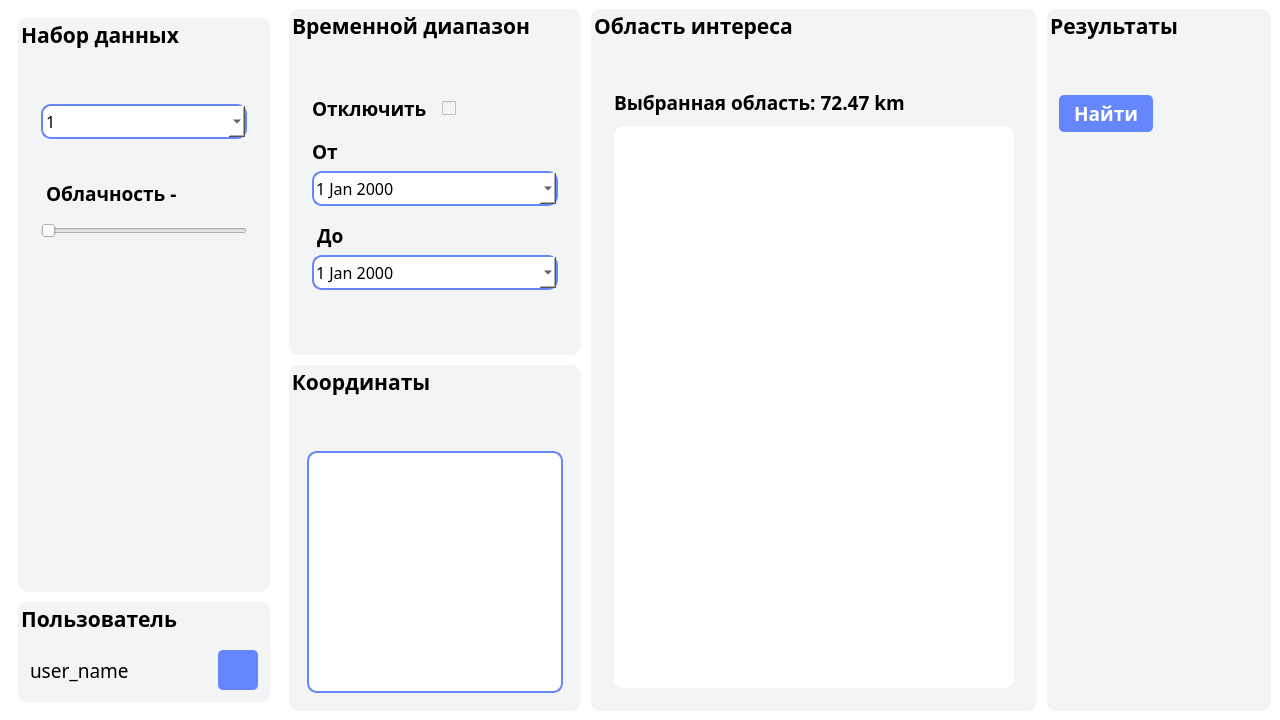
Quitzero/Diplom, file ui/mainWindow.ui: the form before one commit.
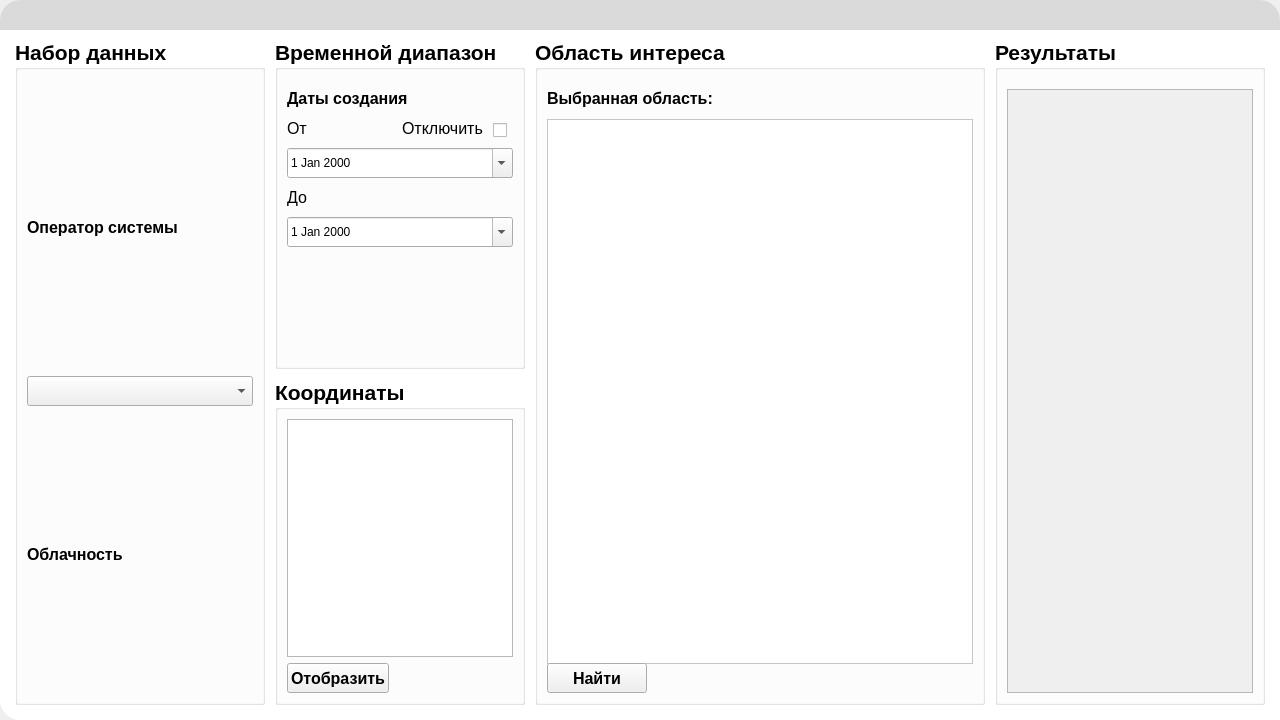
The form after the commit. Icons and pictures are not drawn.

What changed in the file:
```diff
--- a/ui/mainWindow.ui
+++ b/ui/mainWindow.ui
@@ -12,39 +12,251 @@
   </property>
   <property name="minimumSize">
    <size>
-    <width>1280</width>
-    <height>720</height>
+    <width>800</width>
+    <height>600</height>
    </size>
   </property>
   <property name="windowTitle">
    <string>MainWindow</string>
   </property>
   <property name="styleSheet">
-   <string notr="true">background-color: rgb(255, 255, 255);</string>
+   <string notr="true"/>
   </property>
   <widget class="QWidget" name="centralwidget">
+   <property name="styleSheet">
+    <string notr="true">QWidget#centralwidget{
+border-top-left-radius: 20px;
+border-top-right-radius: 20px;
+border-bottom-left-radius: 20px;
+border-bottom-right-radius: 0;
+	background-color: rgb(255, 255, 255);
+}</string>
+   </property>
    <layout class="QHBoxLayout" name="horizontalLayout">
     <property name="spacing">
-     <number>10</number>
+     <number>0</number>
+    </property>
+    <property name="leftMargin">
+     <number>0</number>
+    </property>
+    <property name="topMargin">
+     <number>0</number>
+    </property>
+    <property name="rightMargin">
+     <number>0</number>
+    </property>
+    <property name="bottomMargin">
+     <number>0</number>
     </property>
     <item>
-     <widget class="QWidget" name="widget_1" native="true">
+     <widget class="QWidget" name="header" native="true">
       <property name="minimumSize">
        <size>
-        <width>270</width>
+        <width>0</width>
         <height>0</height>
        </size>
       </property>
-      <property name="maximumSize">
-       <size>
-        <width>320</width>
-        <height>16777215</height>
-       </size>
+      <property name="styleSheet">
+       <string notr="true"/>
       </property>
       <layout class="QVBoxLayout" name="verticalLayout">
        <property name="spacing">
+        <number>0</number>
+       </property>
+       <property name="leftMargin">
+        <number>0</number>
+       </property>
+       <property name="topMargin">
+        <number>0</number>
+       </property>
+       <property name="rightMargin">
+        <number>0</number>
+       </property>
+       <property name="bottomMargin">
+        <number>0</number>
+       </property>
+       <item>
+        <widget class="QWidget" name="title_bar" native="true">
+         <property name="minimumSize">
+          <size>
+           <width>0</width>
+           <height>0</height>
+          </size>
+         </property>
+         <property name="maximumSize">
+          <size>
+           <width>16777215</width>
+           <height>30</height>
+          </size>
+         </property>
+         <property name="styleSheet">
+          <string notr="true">QWidget#title_bar{
+border-top-left-radius: 20px;
+border-top-right-radius: 20px;
+background-color: rgb(218, 218, 218);
+}
+QPushButton#close_btn{
+background-image: url(:/images/close_black.png);
+border-radius: 5px;
+background-repeat: no-repeat;
+background-position: center;
+}
+QPushButton#close_btn:hover{
+background-image: url(:/images/close_white.png);
+background-color: rgba(0, 0, 0, 100);
+}
+QPushButton#collapse_btn{
+background-image: url(:/images/minus_black.png);
+border-radius: 5px;
+background-repeat: no-repeat;
+background-position: center;
+}
+QPushButton#collapse_btn:hover{
+background-image: url(:/images/minus_white.png);
+background-color: rgba(0, 0, 0, 100);
+}
+QPushButton#changeSize_btn{
+background-image: url(:/images/minimize_balck.png);
+border-radius: 5px;
+background-repeat: no-repeat;
+background-position: center;
+}
+QPushButton#changeSize_btn:hover{
+background-image: url(:/images/minimize_white.png);
+background-color: rgba(0, 0, 0, 100);
+}</string>
+         </property>
+         <layout class="QHBoxLayout" name="horizontalLayout_2">
+          <property name="spacing">
+           <number>30</number>
+          </property>
+          <property name="leftMargin">
+           <number>25</number>
+          </property>
+          <property name="topMargin">
+           <number>5</number>
+          </property>
+          <property name="rightMargin">
+           <number>15</number>
+          </property>
+          <property name="bottomMargin">
+           <number>5</number>
+          </property>
+          <item>
+           <spacer name="horizontalSpacer">
+            <property name="orientation">
+             <enum>Qt::Horizontal</enum>
+            </property>
+            <property name="sizeHint" stdset="0">
+             <size>
+              <width>40</width>
+              <height>20</height>
+             </size>
+            </property>
+           </spacer>
+          </item>
+          <item>
+           <widget class="QPushButton" name="collapse_btn">
+            <property name="minimumSize">
+             <size>
+              <width>20</width>
+              <height>20</height>
+             </size>
+            </property>
+            <property name="maximumSize">
+             <size>
+              <width>16</width>
+              <height>16</height>
+             </size>
+            </property>
+            <property name="font">
+             <font>
+              <pointsize>12</pointsize>
+              <weight>75</weight>
+              <bold>true</bold>
+             </font>
+            </property>
+            <property name="text">
+             <string/>
+            </property>
+           </widget>
+          </item>
+          <item>
+           <widget class="QPushButton" name="changeSize_btn">
+            <property name="minimumSize">
+             <size>
+              <width>20</width>
+              <height>20</height>
+             </size>
+            </property>
+            <property name="maximumSize">
+             <size>
+              <width>16</width>
+              <height>16</height>
+             </size>
+            </property>
+            <property name="font">
+             <font>
+              <pointsize>12</pointsize>
+              <weight>75</weight>
+              <bold>true</bold>
+             </font>
+            </property>
+            <property name="styleSheet">
+             <string notr="true"/>
+            </property>
+            <property name="text">
+             <string/>
+            </property>
+           </widget>
+          </item>
+          <item>
+           <widget class="QPushButton" name="close_btn">
+            <property name="minimumSize">
+             <size>
+              <width>20</width>
+              <height>20</height>
+             </size>
+            </property>
+            <property name="maximumSize">
+             <size>
+              <width>16</width>
+              <height>16</height>
+             </size>
+            </property>
+            <property name="font">
+             <font>
+              <pointsize>12</pointsize>
+              <weight>75</weight>
+              <bold>true</bold>
+             </font>
+            </property>
+            <property name="text">
+             <string/>
+            </property>
+           </widget>
+          </item>
+         </layout>
+        </widget>
+       </item>
+       <item>
+        <widget class="QWidget" name="menu" native="true">
+         <property name="styleSheet">
+          <string notr="true"/>
+         </property>
+         <layout class="QHBoxLayout" name="horizontalLayout_3">
+          <property name="spacing">
         <number>10</number>
        </property>
+          <property name="leftMargin">
+           <number>15</number>
+          </property>
+          <property name="rightMargin">
+           <number>15</number>
+          </property>
+          <property name="bottomMargin">
+           <number>15</number>
+          </property>
        <item>
         <widget class="QGroupBox" name="Data_Collection">
          <property name="minimumSize">
@@ -55,230 +267,85 @@
          </property>
          <property name="maximumSize">
           <size>
-           <width>320</width>
+              <width>300</width>
            <height>16777215</height>
           </size>
          </property>
          <property name="font">
           <font>
-           <family>Malgun Gothic</family>
            <pointsize>16</pointsize>
            <weight>75</weight>
            <bold>true</bold>
           </font>
          </property>
          <property name="styleSheet">
-          <string notr="true">background-color: rgb(243, 244, 246);
-border-radius:10px;</string>
+             <string notr="true"/>
          </property>
          <property name="title">
           <string>Набор данных</string>
          </property>
-         <layout class="QVBoxLayout" name="verticalLayout_4">
+            <layout class="QVBoxLayout" name="verticalLayout_3">
           <property name="spacing">
-           <number>6</number>
-          </property>
-          <property name="leftMargin">
-           <number>20</number>
+              <number>10</number>
           </property>
           <property name="topMargin">
-           <number>50</number>
-          </property>
-          <property name="rightMargin">
-           <number>20</number>
-          </property>
-          <property name="bottomMargin">
-           <number>20</number>
-          </property>
+              <number>19</number>
+             </property>
+             <item>
+              <widget class="QLabel" name="satellite_text">
+               <property name="font">
+                <font>
+                 <pointsize>12</pointsize>
+                 <weight>75</weight>
+                 <bold>true</bold>
+                </font>
+               </property>
+               <property name="text">
+                <string>Оператор системы</string>
+               </property>
+              </widget>
+             </item>
           <item>
            <widget class="QComboBox" name="satellite_comboBox">
             <property name="minimumSize">
              <size>
               <width>0</width>
-              <height>35</height>
-             </size>
-            </property>
-            <property name="font">
-             <font>
-              <family>Malgun Gothic</family>
-              <pointsize>12</pointsize>
-             </font>
-            </property>
-            <property name="styleSheet">
-             <string notr="true">QComboBox{
-background-color: rgb(255, 255, 255);
-background-color: rgb(255, 255, 255);
-border: 2px solid rgb(102, 134, 253);
-}
-
-
-
-</string>
-            </property>
-            <item>
-             <property name="text">
-              <string>1</string>
-             </property>
-            </item>
-            <item>
-             <property name="text">
-              <string>2</string>
-             </property>
-            </item>
-            <item>
-             <property name="text">
-              <string>3</string>
-             </property>
-            </item>
+                 <height>30</height>
+                </size>
+               </property>
+               <property name="cursor">
+                <cursorShape>PointingHandCursor</cursorShape>
+               </property>
            </widget>
           </item>
           <item>
            <widget class="QLabel" name="clouds_text">
             <property name="font">
              <font>
-              <family>Malgun Gothic</family>
-              <pointsize>14</pointsize>
+                 <pointsize>12</pointsize>
               <weight>75</weight>
               <bold>true</bold>
              </font>
             </property>
-            <property name="styleSheet">
-             <string notr="true">margin-top:35px;
-margin-bottom:10px;</string>
-            </property>
             <property name="text">
-             <string>Облачность - </string>
+                <string>Облачность</string>
             </property>
            </widget>
           </item>
-          <item>
-           <widget class="QSlider" name="cloud_Slider">
-            <property name="maximum">
-             <number>100</number>
-            </property>
-            <property name="orientation">
-             <enum>Qt::Horizontal</enum>
-            </property>
-           </widget>
-          </item>
-          <item>
-           <spacer name="verticalSpacer">
-            <property name="orientation">
-             <enum>Qt::Vertical</enum>
-            </property>
-            <property name="sizeHint" stdset="0">
-             <size>
-              <width>20</width>
-              <height>40</height>
-             </size>
-            </property>
-           </spacer>
-          </item>
          </layout>
         </widget>
        </item>
        <item>
-        <widget class="QGroupBox" name="groupBox">
+           <widget class="QWidget" name="widget" native="true">
          <property name="minimumSize">
           <size>
            <width>250</width>
-           <height>100</height>
-          </size>
-         </property>
-         <property name="maximumSize">
-          <size>
-           <width>320</width>
-           <height>100</height>
-          </size>
-         </property>
-         <property name="font">
-          <font>
-           <family>Malgun Gothic</family>
-           <pointsize>16</pointsize>
-           <weight>75</weight>
-           <bold>true</bold>
-          </font>
-         </property>
-         <property name="styleSheet">
-          <string notr="true">background-color: rgb(243, 244, 246);
-border-radius:10px;
-</string>
-         </property>
-         <property name="title">
-          <string>Пользователь</string>
-         </property>
-         <layout class="QVBoxLayout" name="verticalLayout_8">
-          <item>
-           <spacer name="verticalSpacer_3">
-            <property name="orientation">
-             <enum>Qt::Vertical</enum>
-            </property>
-            <property name="sizeHint" stdset="0">
-             <size>
-              <width>20</width>
-              <height>40</height>
-             </size>
-            </property>
-           </spacer>
-          </item>
-          <item>
-           <layout class="QHBoxLayout" name="horizontalLayout_2">
-            <item>
-             <widget class="QLabel" name="label">
-              <property name="font">
-               <font>
-                <family>Malgun Gothic</family>
-                <pointsize>14</pointsize>
-               </font>
-              </property>
-              <property name="text">
-               <string>user_name</string>
-              </property>
-             </widget>
-            </item>
-            <item>
-             <widget class="QPushButton" name="pushButton">
-              <property name="minimumSize">
-               <size>
-                <width>40</width>
-                <height>40</height>
-               </size>
-              </property>
-              <property name="maximumSize">
-               <size>
-                <width>40</width>
-                <height>40</height>
-               </size>
-              </property>
-              <property name="styleSheet">
-               <string notr="true">border-radius:5px;
-background-color:  rgb(102, 134, 253);
-color: rgb(255, 255, 255);</string>
-              </property>
-              <property name="text">
-               <string/>
-              </property>
-             </widget>
-            </item>
-           </layout>
-          </item>
-         </layout>
-        </widget>
-       </item>
-      </layout>
-     </widget>
-    </item>
-    <item>
-     <widget class="QWidget" name="widget_2" native="true">
-      <property name="minimumSize">
-       <size>
-        <width>290</width>
         <height>0</height>
        </size>
       </property>
       <property name="maximumSize">
        <size>
-        <width>350</width>
+              <width>300</width>
         <height>16777215</height>
        </size>
       </property>
@@ -299,66 +366,82 @@
         <number>0</number>
        </property>
        <item>
-        <widget class="QGroupBox" name="Time_Range">
+              <widget class="QGroupBox" name="Time_range">
          <property name="minimumSize">
           <size>
-           <width>270</width>
-           <height>340</height>
+                 <width>250</width>
+                 <height>330</height>
           </size>
          </property>
          <property name="maximumSize">
           <size>
-           <width>350</width>
+                 <width>300</width>
            <height>16777215</height>
           </size>
          </property>
          <property name="font">
           <font>
-           <family>Malgun Gothic</family>
            <pointsize>16</pointsize>
            <weight>75</weight>
            <bold>true</bold>
           </font>
          </property>
-         <property name="styleSheet">
-          <string notr="true">background-color: rgb(243, 244, 246);
-border-radius:10px;
-
-
-</string>
-         </property>
          <property name="title">
           <string>Временной диапазон</string>
          </property>
-         <layout class="QVBoxLayout" name="verticalLayout_6">
-          <property name="leftMargin">
-           <number>20</number>
-          </property>
-          <property name="topMargin">
-           <number>50</number>
-          </property>
-          <property name="rightMargin">
-           <number>20</number>
-          </property>
-          <property name="bottomMargin">
-           <number>20</number>
-          </property>
-          <item>
-           <layout class="QHBoxLayout" name="date_status">
+               <layout class="QVBoxLayout" name="verticalLayout_4">
             <property name="spacing">
-             <number>15</number>
-            </property>
-            <property name="bottomMargin">
              <number>10</number>
             </property>
+                <property name="topMargin">
+                 <number>19</number>
+                </property>
+                <item>
+                 <widget class="QLabel" name="Time_range_text">
+                  <property name="font">
+                   <font>
+                    <pointsize>12</pointsize>
+                    <weight>75</weight>
+                    <bold>true</bold>
+                   </font>
+                  </property>
+                  <property name="text">
+                   <string>Даты создания</string>
+                  </property>
+                 </widget>
+                </item>
+                <item>
+                 <layout class="QHBoxLayout" name="horizontalLayout_4">
+                  <item>
+                   <widget class="QLabel" name="From_text">
+                    <property name="font">
+                     <font>
+                      <pointsize>12</pointsize>
+                     </font>
+                    </property>
+                    <property name="text">
+                     <string>От</string>
+                    </property>
+                   </widget>
+                  </item>
+                  <item>
+                   <spacer name="horizontalSpacer_2">
+                    <property name="orientation">
+                     <enum>Qt::Horizontal</enum>
+                    </property>
+                    <property name="sizeHint" stdset="0">
+                     <size>
+                      <width>40</width>
+                      <height>20</height>
+                     </size>
+                    </property>
+                   </spacer>
+                  </item>
             <item>
              <widget class="QLabel" name="date_status_text">
               <property name="font">
                <font>
-                <family>Malgun Gothic</family>
-                <pointsize>14</pointsize>
-                <weight>75</weight>
-                <bold>true</bold>
+                      <pointsize>12</pointsize>
                </font>
               </property>
               <property name="text">
@@ -368,86 +451,36 @@
             </item>
             <item>
              <widget class="QCheckBox" name="date_status_checkBox">
+                    <property name="styleSheet">
+                     <string notr="true">padding-top:5px;</string>
+                    </property>
               <property name="text">
                <string/>
               </property>
              </widget>
             </item>
-            <item>
-             <spacer name="horizontalSpacer">
-              <property name="orientation">
-               <enum>Qt::Horizontal</enum>
-              </property>
-              <property name="sizeHint" stdset="0">
-               <size>
-                <width>40</width>
-                <height>20</height>
-               </size>
-              </property>
-             </spacer>
-            </item>
-           </layout>
-          </item>
-          <item>
-           <widget class="QLabel" name="From_text">
-            <property name="font">
-             <font>
-              <family>Malgun Gothic</family>
-              <pointsize>14</pointsize>
-              <weight>75</weight>
-              <bold>true</bold>
-             </font>
-            </property>
-            <property name="text">
-             <string>От</string>
-            </property>
-           </widget>
-          </item>
+                 </layout>
+                </item>
           <item>
            <widget class="QDateEdit" name="From_DateEdit">
             <property name="minimumSize">
              <size>
               <width>0</width>
-              <height>35</height>
-             </size>
-            </property>
-            <property name="font">
-             <font>
-              <family>Malgun Gothic</family>
-              <pointsize>12</pointsize>
-             </font>
-            </property>
-            <property name="styleSheet">
-             <string notr="true">QDateEdit{
-background-color: rgb(255, 255, 255);
-background-color: rgb(255, 255, 255);
-border: 2px solid rgb(102, 134, 253);
-border-radius:10px;
-}
-</string>
-            </property>
+                    <height>30</height>
+                   </size>
+                  </property>
             <property name="calendarPopup">
              <bool>true</bool>
             </property>
-            <property name="timeSpec">
-             <enum>Qt::LocalTime</enum>
-            </property>
            </widget>
           </item>
           <item>
            <widget class="QLabel" name="To_text">
             <property name="font">
              <font>
-              <family>Malgun Gothic</family>
-              <pointsize>14</pointsize>
-              <weight>75</weight>
-              <bold>true</bold>
-             </font>
-            </property>
-            <property name="styleSheet">
-             <string notr="true">margin-top:10px;
-</string>
-            </property>
+                    <pointsize>12</pointsize>
+                   </font>
+                  </property>
             <property name="text">
              <string>До</string>
             </property>
@@ -458,24 +491,9 @@
             <property name="minimumSize">
              <size>
               <width>0</width>
-              <height>35</height>
-             </size>
-            </property>
-            <property name="font">
-             <font>
-              <family>Malgun Gothic</family>
-              <pointsize>12</pointsize>
-             </font>
-            </property>
-            <property name="styleSheet">
-             <string notr="true">QDateEdit{
-background-color: rgb(255, 255, 255);
-background-color: rgb(255, 255, 255);
-border: 2px solid rgb(102, 134, 253);
-border-radius:10px;
-}
-</string>
-            </property>
+                    <height>30</height>
+                   </size>
+                  </property>
             <property name="calendarPopup">
              <bool>true</bool>
             </property>
@@ -501,202 +519,151 @@
         <widget class="QGroupBox" name="Coordinates">
          <property name="minimumSize">
           <size>
-           <width>270</width>
-           <height>0</height>
+                 <width>250</width>
+                 <height>320</height>
           </size>
          </property>
          <property name="maximumSize">
           <size>
-           <width>350</width>
+                 <width>300</width>
            <height>16777215</height>
           </size>
          </property>
          <property name="font">
           <font>
-           <family>Malgun Gothic</family>
            <pointsize>16</pointsize>
            <weight>75</weight>
            <bold>true</bold>
           </font>
          </property>
-         <property name="styleSheet">
-          <string notr="true">background-color: rgb(243, 244, 246);
-border-radius:10px;</string>
-         </property>
          <property name="title">
           <string>Координаты</string>
          </property>
          <layout class="QVBoxLayout" name="verticalLayout_5">
-          <property name="leftMargin">
-           <number>15</number>
-          </property>
-          <property name="topMargin">
-           <number>50</number>
-          </property>
-          <property name="rightMargin">
-           <number>15</number>
-          </property>
-          <property name="bottomMargin">
-           <number>15</number>
-          </property>
-          <item>
-           <widget class="QTextEdit" name="coords_textArea">
-            <property name="styleSheet">
-             <string notr="true">background-color: rgb(255, 255, 255);
-border: 2px solid rgb(102, 134, 253);</string>
-            </property>
-           </widget>
-          </item>
-         </layout>
-        </widget>
-       </item>
-      </layout>
-     </widget>
-    </item>
-    <item>
-     <widget class="QWidget" name="widget_4" native="true">
-      <property name="minimumSize">
-       <size>
-        <width>680</width>
-        <height>0</height>
-       </size>
-      </property>
-      <layout class="QHBoxLayout" name="horizontalLayout_3">
        <property name="spacing">
-        <number>10</number>
-       </property>
-       <property name="leftMargin">
-        <number>0</number>
+                 <number>6</number>
        </property>
        <property name="topMargin">
-        <number>0</number>
-       </property>
-       <property name="rightMargin">
-        <number>0</number>
-       </property>
-       <property name="bottomMargin">
-        <number>0</number>
-       </property>
+                 <number>9</number>
+                </property>
+                <item>
+                 <widget class="QTextEdit" name="coords_textArea"/>
+                </item>
+                <item>
+                 <layout class="QHBoxLayout" name="Display">
+                  <item>
+                   <widget class="QPushButton" name="Display_Btn">
+                    <property name="minimumSize">
+                     <size>
+                      <width>100</width>
+                      <height>30</height>
+                     </size>
+                    </property>
+                    <property name="font">
+                     <font>
+                      <pointsize>12</pointsize>
+                      <weight>75</weight>
+                      <bold>true</bold>
+                     </font>
+                    </property>
+                    <property name="cursor">
+                     <cursorShape>PointingHandCursor</cursorShape>
+                    </property>
+                    <property name="text">
+                     <string>Отобразить</string>
+                    </property>
+                   </widget>
+                  </item>
+                  <item>
+                   <spacer name="horizontalSpacer_3">
+                    <property name="orientation">
+                     <enum>Qt::Horizontal</enum>
+                    </property>
+                    <property name="sizeHint" stdset="0">
+                     <size>
+                      <width>40</width>
+                      <height>20</height>
+                     </size>
+                    </property>
+                   </spacer>
+                  </item>
+                 </layout>
+                </item>
+               </layout>
+              </widget>
+             </item>
+            </layout>
+           </widget>
+          </item>
        <item>
         <widget class="QGroupBox" name="Area_of_interest">
          <property name="minimumSize">
           <size>
-           <width>440</width>
+              <width>450</width>
            <height>0</height>
           </size>
          </property>
          <property name="font">
           <font>
-           <family>Malgun Gothic</family>
            <pointsize>16</pointsize>
            <weight>75</weight>
            <bold>true</bold>
           </font>
          </property>
-         <property name="styleSheet">
-          <string notr="true">background-color: rgb(243, 244, 246);
-border-radius:10px;</string>
-         </property>
          <property name="title">
           <string>Область интереса</string>
          </property>
-         <layout class="QVBoxLayout" name="verticalLayout_3">
-          <property name="spacing">
-           <number>6</number>
-          </property>
-          <property name="leftMargin">
-           <number>20</number>
-          </property>
-          <property name="topMargin">
-           <number>40</number>
-          </property>
-          <property name="rightMargin">
-           <number>20</number>
-          </property>
-          <property name="bottomMargin">
-           <number>20</number>
-          </property>
-          <item>
-           <widget class="QLabel" name="Area_Square">
-            <property name="maximumSize">
-             <size>
-              <width>16777215</width>
-              <height>35</height>
-             </size>
-            </property>
-            <property name="font">
-             <font>
-              <family>Malgun Gothic</family>
-              <pointsize>14</pointsize>
-              <weight>75</weight>
-              <bold>true</bold>
-             </font>
-            </property>
-            <property name="styleSheet">
-             <string notr="true"/>
-            </property>
-            <property name="text">
-             <string>Выбранная область: 72.47 km</string>
-            </property>
-           </widget>
-          </item>
-          <item>
-           <widget class="QWidget" name="map" native="true">
-            <property name="minimumSize">
-             <size>
-              <width>400</width>
-              <height>0</height>
-             </size>
-            </property>
-            <property name="styleSheet">
-             <string notr="true">background-color: rgb(255, 255, 255);</string>
-            </property>
-           </widget>
-          </item>
-         </layout>
-        </widget>
-       </item>
-       <item>
-        <widget class="QGroupBox" name="Results">
-         <property name="minimumSize">
-          <size>
-           <width>200</width>
-           <height>0</height>
-          </size>
-         </property>
-         <property name="maximumSize">
-          <size>
-           <width>300</width>
-           <height>16777215</height>
-          </size>
-         </property>
-         <property name="font">
-          <font>
-           <family>Malgun Gothic</family>
-           <pointsize>16</pointsize>
-           <weight>75</weight>
-           <bold>true</bold>
-          </font>
-         </property>
-         <property name="styleSheet">
-          <string notr="true">background-color: rgb(243, 244, 246);
-border-radius:10px;</string>
-         </property>
-         <property name="title">
-          <string>Результаты</string>
-         </property>
          <layout class="QVBoxLayout" name="verticalLayout_7">
           <property name="topMargin">
-           <number>50</number>
-          </property>
+              <number>19</number>
+             </property>
+             <item>
+              <widget class="QLabel" name="Area_Square">
+               <property name="font">
+                <font>
+                 <pointsize>12</pointsize>
+                 <weight>75</weight>
+                 <bold>true</bold>
+                </font>
+               </property>
+               <property name="text">
+                <string>Выбранная область:</string>
+               </property>
+              </widget>
+             </item>
+             <item>
+              <widget class="QFrame" name="map">
+               <property name="minimumSize">
+                <size>
+                 <width>0</width>
+                 <height>550</height>
+                </size>
+               </property>
+               <property name="styleSheet">
+                <string notr="true">background-color: rgb(255, 255, 255);
+margin-top:5px;</string>
+               </property>
+               <property name="frameShape">
+                <enum>QFrame::StyledPanel</enum>
+               </property>
+               <property name="frameShadow">
+                <enum>QFrame::Raised</enum>
+               </property>
+              </widget>
+             </item>
           <item>
            <layout class="QHBoxLayout" name="Search">
             <item>
              <widget class="QPushButton" name="Search_Btn">
+                 <property name="minimumSize">
+                  <size>
+                   <width>100</width>
+                   <height>30</height>
+                  </size>
+                 </property>
               <property name="font">
                <font>
-                <family>Malgun Gothic</family>
-                <pointsize>14</pointsize>
+                   <pointsize>12</pointsize>
                 <weight>75</weight>
                 <bold>true</bold>
                </font>
@@ -705,13 +672,7 @@
                <cursorShape>PointingHandCursor</cursorShape>
               </property>
               <property name="styleSheet">
-               <string notr="true">border-radius:5px;
-background-color:  rgb(102, 134, 253);
-color: rgb(255, 255, 255);
-padding-top:5px;
-padding-bottom:5px;
-padding-left:15px;
-padding-right:15px;</string>
+                  <string notr="true"/>
               </property>
               <property name="text">
                <string>Найти</string>
@@ -719,7 +680,7 @@
              </widget>
             </item>
             <item>
-             <spacer name="horizontalSpacer_2">
+                <spacer name="horizontalSpacer_4">
               <property name="orientation">
                <enum>Qt::Horizontal</enum>
               </property>
@@ -733,6 +694,37 @@
             </item>
            </layout>
           </item>
+            </layout>
+           </widget>
+          </item>
+          <item>
+           <widget class="QGroupBox" name="Results">
+            <property name="minimumSize">
+             <size>
+              <width>270</width>
+              <height>0</height>
+             </size>
+            </property>
+            <property name="maximumSize">
+             <size>
+              <width>300</width>
+              <height>16777215</height>
+             </size>
+            </property>
+            <property name="font">
+             <font>
+              <pointsize>16</pointsize>
+              <weight>75</weight>
+              <bold>true</bold>
+             </font>
+            </property>
+            <property name="title">
+             <string>Результаты</string>
+            </property>
+            <layout class="QVBoxLayout" name="verticalLayout_6">
+             <property name="topMargin">
+              <number>19</number>
+             </property>
           <item>
            <widget class="QScrollArea" name="Results_scrollArea">
             <property name="widgetResizable">
@@ -743,8 +735,8 @@
               <rect>
                <x>0</x>
                <y>0</y>
-               <width>208</width>
-               <height>568</height>
+                  <width>248</width>
+                  <height>609</height>
               </rect>
              </property>
             </widget>
@@ -758,40 +750,13 @@
     </item>
    </layout>
   </widget>
- </widget>
- <resources/>
- <connections>
-  <connection>
-   <sender>date_status_checkBox</sender>
-   <signal>clicked(bool)</signal>
-   <receiver>From_DateEdit</receiver>
-   <slot>setDisabled(bool)</slot>
-   <hints>
-    <hint type="sourcelabel">
-     <x>417</x>
-     <y>78</y>
-    </hint>
-    <hint type="destinationlabel">
-     <x>438</x>
-     <y>142</y>
-    </hint>
-   </hints>
-  </connection>
-  <connection>
-   <sender>date_status_checkBox</sender>
-   <signal>clicked(bool)</signal>
-   <receiver>To_DateEdit</receiver>
-   <slot>setDisabled(bool)</slot>
-   <hints>
-    <hint type="sourcelabel">
-     <x>423</x>
-     <y>80</y>
-    </hint>
-    <hint type="destinationlabel">
-     <x>469</x>
-     <y>204</y>
-    </hint>
-   </hints>
-  </connection>
- </connections>
+    </item>
+   </layout>
+  </widget>
+ </widget>
+ <resources>
+  <include location="../widgets/resources/image/qrc/main_res.qrc"/>
+  <include location="../widgets/resources/image/qrc/res.qrc"/>
+ </resources>
+ <connections/>
 </ui>
```
Lines whose indentation alone changed are shown as unchanged.
